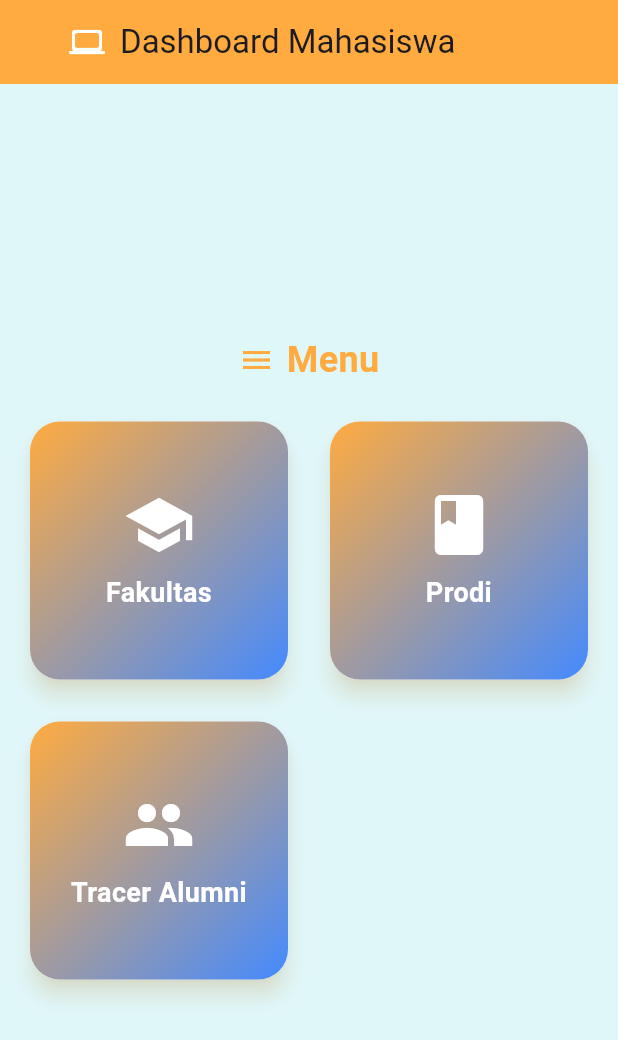
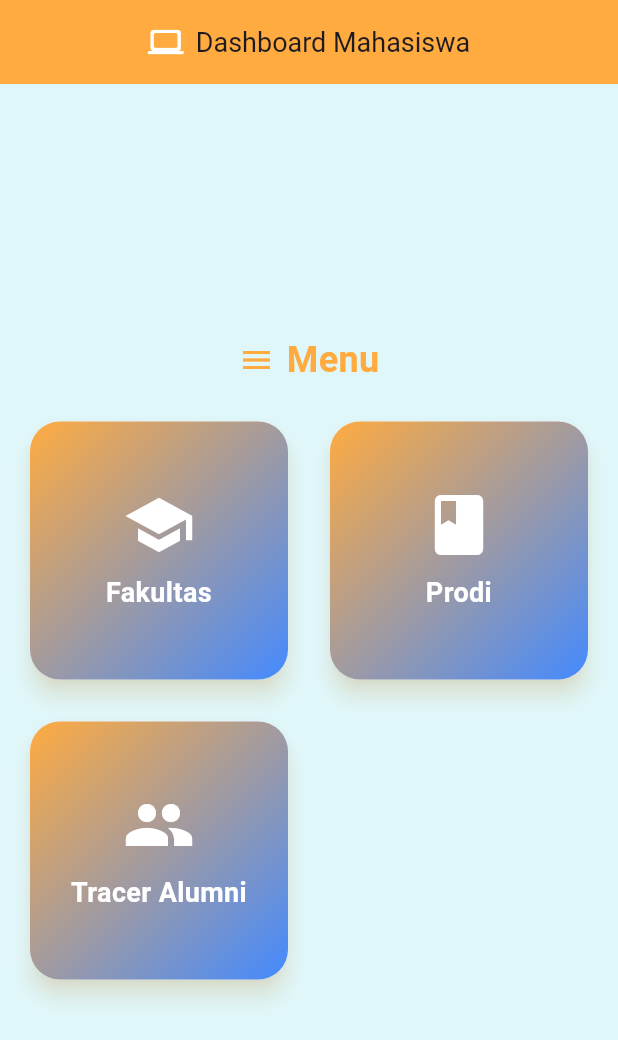
Before and after one commit to PenDZ-Alter/kel7_mobile, a Flutter app: the screen it shows after launch, on a phone screen of 412 x 824 dp. Shown: the top 1040 px of the screen. Run offline on Flutter 3.47's test engine with Material 3 defaults, Android fonts, the phone set to English and light mode, and no system bars; our stand-ins replace flutter_dotenv; missing offline and left inert: odoo_rpc.

Commit message:
chore: fixing dashboard texture

```diff
--- a/lib/pages/dashboard.dart
+++ b/lib/pages/dashboard.dart
@@ -10,13 +10,25 @@ class Dashboard extends StatelessWidget {
   Widget build(BuildContext context) {
     return Scaffold(
       appBar: AppBar(
-        title: Row(
-          children: [
-            const SizedBox(width: 30),
-            const Icon(Icons.computer_rounded, color: Colors.white),
-            const SizedBox(width: 10),
-            const Text("Dashboard Mahasiswa"),
-          ],
+        title: LayoutBuilder(
+          builder: (context, constraints) {
+            return Row(
+              mainAxisSize: MainAxisSize.min,
+              children: [
+                const Icon(Icons.computer_rounded, color: Colors.white),
+                const SizedBox(
+                    width:
+                        8), // Mengurangi jarak agar lebih kompak di layar kecil
+                Text(
+                  constraints.maxWidth > 400
+                      ? "Dashboard Mahasiswa"
+                      : "Dashboard Mahasiswa",
+                  style:
+                      TextStyle(fontSize: constraints.maxWidth > 400 ? 20 : 18),
+                ),
+              ],
+            );
+          },
         ),
         centerTitle: true,
         backgroundColor: Colors.orangeAccent,
```
